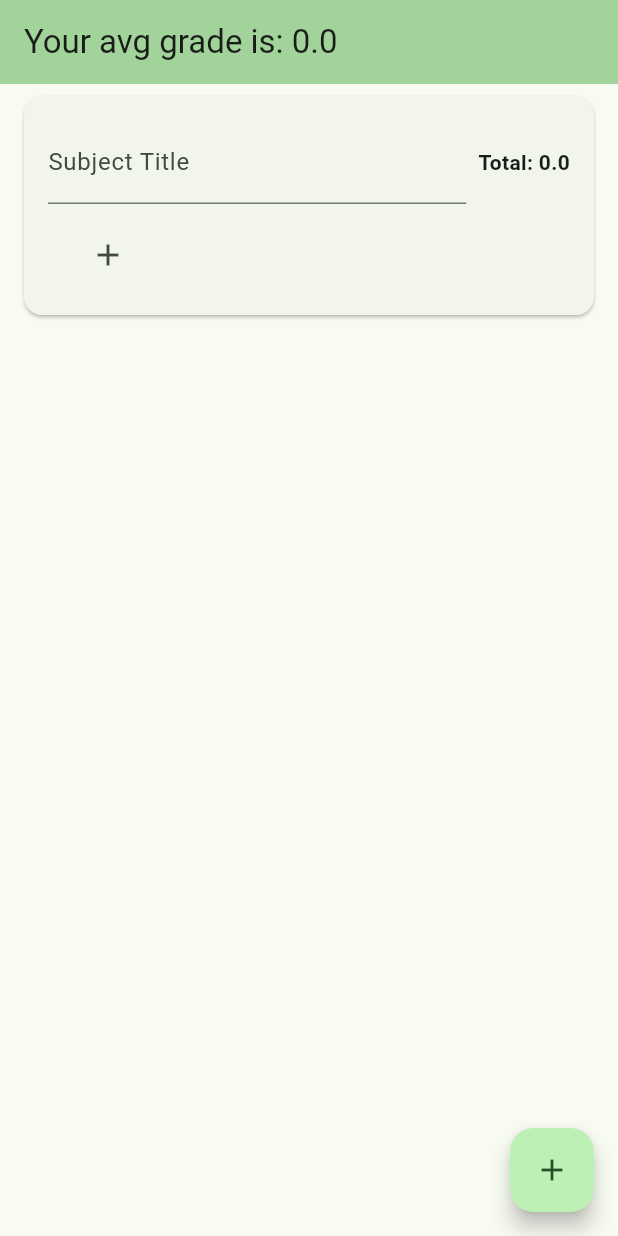
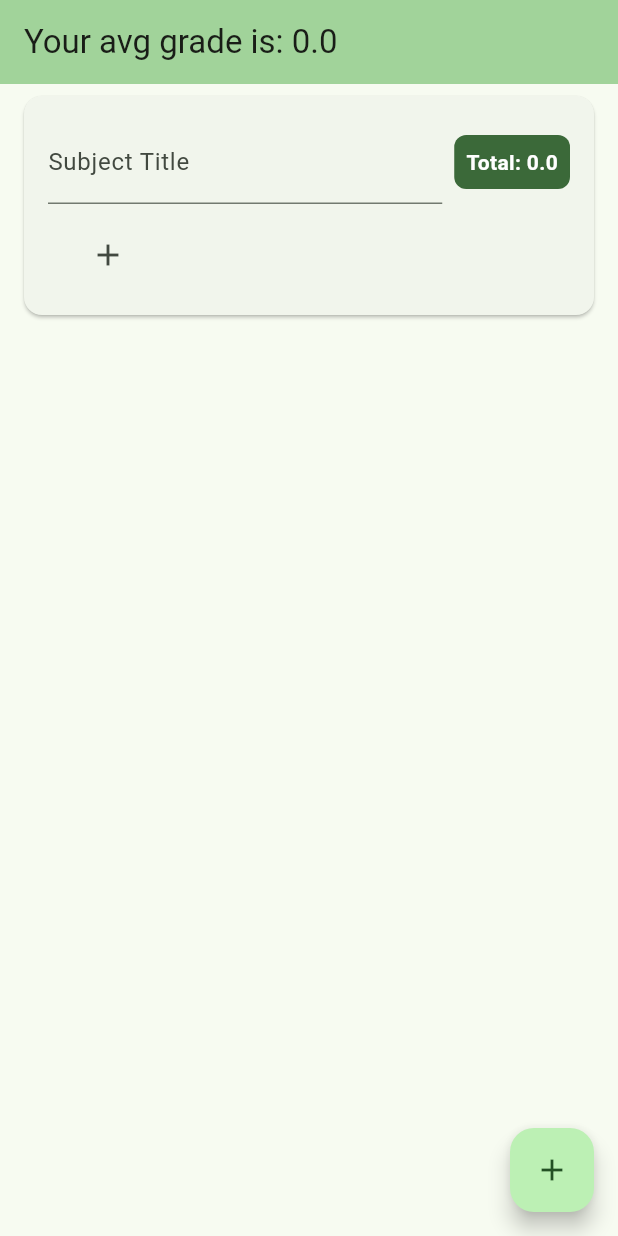
Before and after one commit to KatePril/grades-calculator-deploy, a Flutter app: the screen it shows after launch, after a tap on the "add" icon, on a phone screen of 412 x 824 dp. Run offline on Flutter 3.47's test engine with Material 3 defaults, Android fonts, the light colour scheme and no system bars.

Commit message:
Add total container

```diff
--- a/lib/subject_widget.dart
+++ b/lib/subject_widget.dart
@@ -56,10 +56,19 @@ class _SubjectWidgetState extends State<SubjectWidget> {
                   ),
                 ),
                 const SizedBox(width: 8),
-                // Total Score
-                Text(
-                  'Total: ${widget.subject.total()}',
-                  style: const TextStyle(fontWeight: FontWeight.bold),
+                Container(
+                  padding: const EdgeInsets.all(8.0),
+                  decoration: BoxDecoration(
+                    color: Theme.of(context).colorScheme.primary, // Green background
+                    borderRadius: BorderRadius.circular(8.0),
+                  ),
+                  child: Text(
+                    "Total: ${widget.subject.total().toStringAsFixed(1)}",
+                    style: const TextStyle(
+                      color: Colors.white, // White text color
+                      fontWeight: FontWeight.bold,
+                    ),
+                  ),
                 ),
               ],
             ),
```
